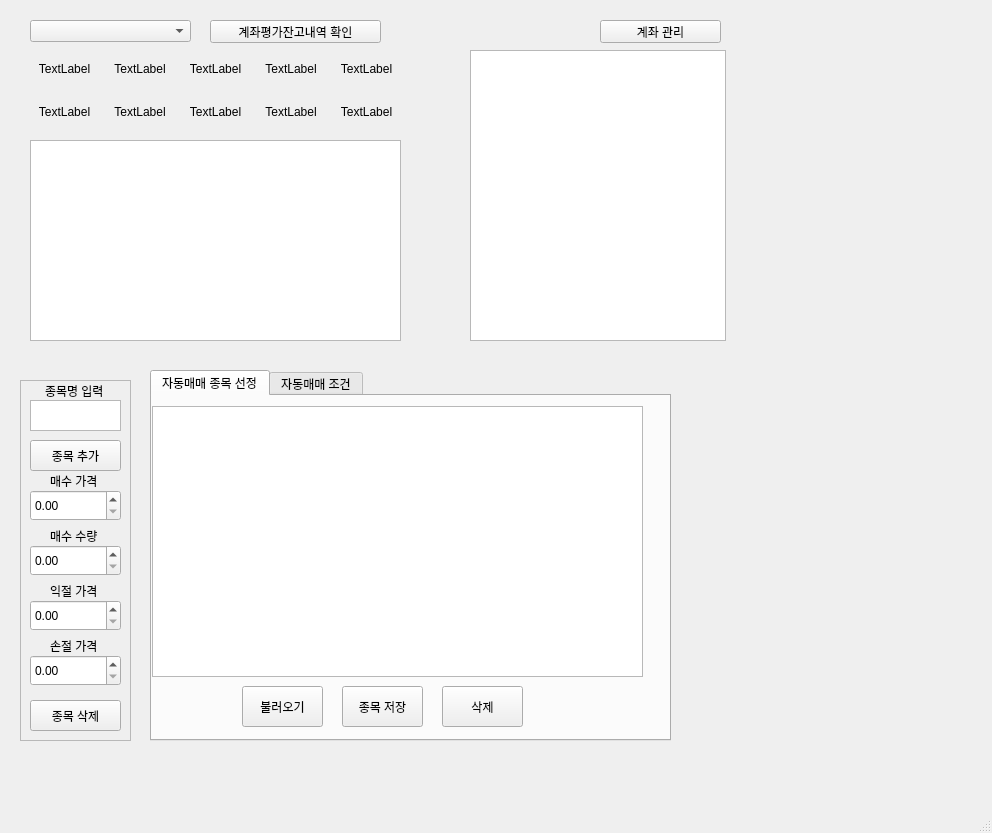
First picture: the form in MainWindows.ui, repository kisbi3/Stock_Kiwoom, before the edit.
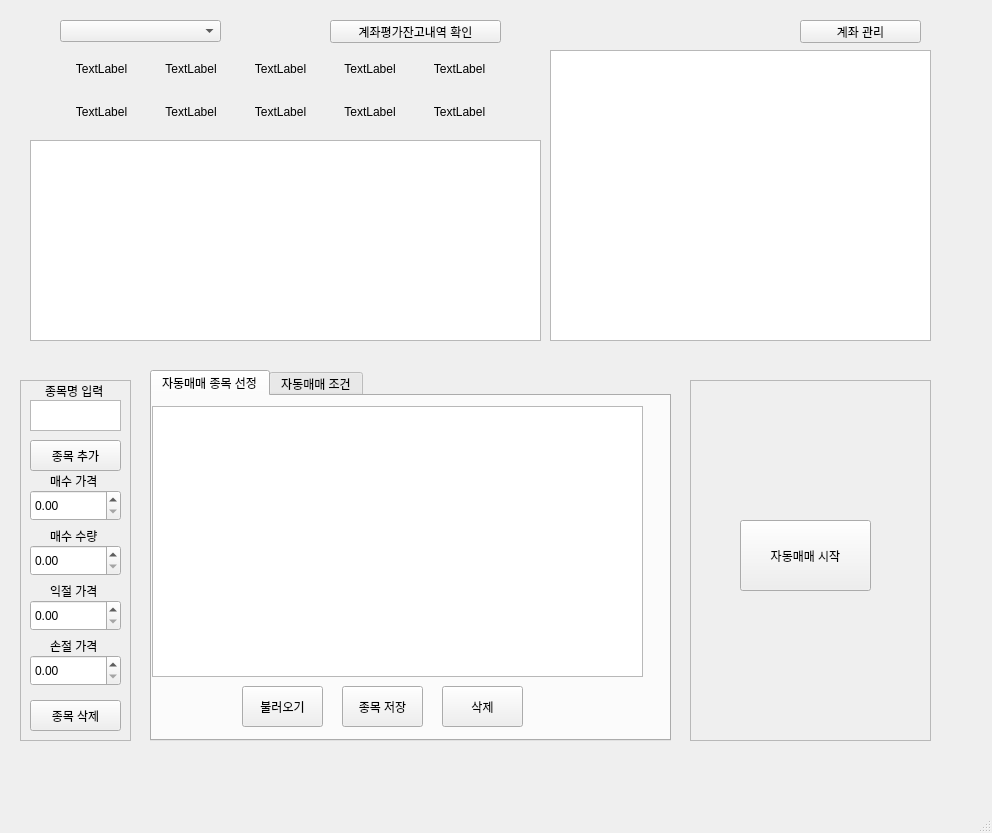
Second picture: the form after the edit.

What changed in the file:
```diff
--- a/MainWindows.ui
+++ b/MainWindows.ui
@@ -17,7 +17,7 @@
    <widget class="QComboBox" name="accComboBox">
     <property name="geometry">
      <rect>
-      <x>30</x>
+      <x>60</x>
       <y>20</y>
       <width>161</width>
       <height>22</height>
@@ -27,7 +27,7 @@
    <widget class="QPushButton" name="call_account">
     <property name="geometry">
      <rect>
-      <x>210</x>
+      <x>330</x>
       <y>20</y>
       <width>171</width>
       <height>23</height>
@@ -40,9 +40,9 @@
    <widget class="QWidget" name="gridLayoutWidget">
     <property name="geometry">
      <rect>
-      <x>30</x>
+      <x>60</x>
       <y>50</y>
-      <width>371</width>
+      <width>441</width>
       <height>80</height>
      </rect>
     </property>
@@ -154,7 +154,7 @@
      <rect>
       <x>30</x>
       <y>140</y>
-      <width>371</width>
+      <width>511</width>
       <height>201</height>
      </rect>
     </property>
@@ -162,7 +162,7 @@
    <widget class="QPushButton" name="acc_manage">
     <property name="geometry">
      <rect>
-      <x>600</x>
+      <x>800</x>
       <y>20</y>
       <width>121</width>
       <height>23</height>
@@ -175,9 +175,9 @@
    <widget class="QTableWidget" name="Danger_wd">
     <property name="geometry">
      <rect>
-      <x>470</x>
+      <x>550</x>
       <y>50</y>
-      <width>256</width>
+      <width>381</width>
       <height>291</height>
      </rect>
     </property>
@@ -441,6 +441,35 @@
      </property>
     </widget>
    </widget>
+   <widget class="QFrame" name="frame_2">
+    <property name="geometry">
+     <rect>
+      <x>690</x>
+      <y>380</y>
+      <width>241</width>
+      <height>361</height>
+     </rect>
+    </property>
+    <property name="frameShape">
+     <enum>QFrame::StyledPanel</enum>
+    </property>
+    <property name="frameShadow">
+     <enum>QFrame::Raised</enum>
+    </property>
+    <widget class="QPushButton" name="Auto__start">
+     <property name="geometry">
+      <rect>
+       <x>50</x>
+       <y>140</y>
+       <width>131</width>
+       <height>71</height>
+      </rect>
+     </property>
+     <property name="text">
+      <string>자동매매 시작</string>
+     </property>
+    </widget>
+   </widget>
   </widget>
   <widget class="QMenuBar" name="menubar">
    <property name="geometry">
```
Left out of the diff: 52 changed lines with no effect on the pictures.
